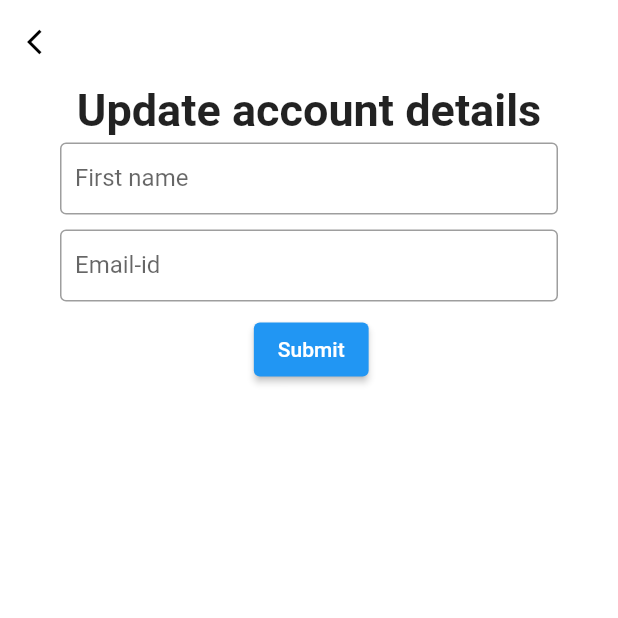
After one commit to prapti-chauhan/chatApp, a Flutter app: the UpdateProfile screen opened directly, on a phone screen of 412 x 824 dp, the top half of it. The commit adds this screen. Run offline on Flutter 3.47's test engine with Material 2 defaults, Android fonts, the phone set to English and light mode, and no system bars; our stand-ins replace cloud_firestore, firebase_auth, firebase_core, get, get_storage, progress_indicators and 1 more; accounts and stored records are empty.

Commit message:
added functionality of updating profile and password

```diff
--- /dev/null
+++ b/lib/modules/home/update_account/update_profile_controller.dart
@@ -0,0 +1,42 @@
+import 'package:chats_module/packages/config_packages.dart';
+import 'package:chats_module/packages/screen_packages.dart';
+
+class UpdateProfileController extends GetxController {
+  final GlobalKey<FormState> rstFormStateKey = GlobalKey<FormState>();
+  final TextEditingController rstNameController = TextEditingController();
+  final TextEditingController rstEmailController = TextEditingController();
+
+  @override
+  void onInit() {
+    super.onInit();
+    updateControl();
+  }
+
+  updateControl() {
+    FireStoreMethods.instance.getProfileDetails().then((value) {
+      rstNameController.text = value.docs[0]['name'];
+      rstEmailController.text = value.docs[0]['email'];
+    });
+  }
+
+  rstProfile() {
+    if (rstFormStateKey.currentState!.validate()) {
+      Map<String, dynamic> resetProfileInfoMap = {
+        'name': rstNameController,
+        'email': rstEmailController
+      };
+
+      FireStoreMethods.instance
+          .updateProfile(AppPref.instance.userId, resetProfileInfoMap);
+      /*   DB().dao.updateAccount(rstNameController.text, rstLnameController.text,
+          rstEmailController.text, homeCtrl.userData!.email);
+      AppPref().email = rstEmailController.text;
+      print(AppPref().email);
+      DB().dao.retrieveEmail(AppPref().email).listen((event) {
+        homeCtrl.userData = event;
+        update();
+      });*/
+      Get.off(HomeScreen());
+    }
+  }
+}
--- /dev/null
+++ b/lib/modules/home/update_account/update_profile_screen.dart
@@ -0,0 +1,152 @@
+import 'package:chats_module/packages/config_packages.dart';
+import 'package:chats_module/packages/screen_packages.dart';
+
+
+class UpdateProfile extends StatelessWidget {
+  UpdateProfile({Key? key}) : super(key: key);
+  final ctrl = Get.put(UpdateProfileController());
+
+  @override
+  Widget build(BuildContext context) {
+    return Scaffold(
+        resizeToAvoidBottomInset: false,
+        backgroundColor: Colors.white,
+        appBar: AppBar(
+          elevation: 0,
+          backgroundColor: Colors.white,
+          leading: IconButton(
+              onPressed: () {
+                Navigator.pop(context);
+              },
+              icon: const Icon(
+                Icons.arrow_back_ios,
+                size: 20,
+                color: Colors.black,
+              )),
+        ),
+        body: SafeArea(
+          child: SingleChildScrollView(
+            child: SizedBox(
+              height: MediaQuery.of(context).size.height,
+              width: double.infinity,
+              child: Column(
+                children: [
+                  Column(
+                    children: [
+                      Column(
+                        mainAxisAlignment: MainAxisAlignment.spaceEvenly,
+                        children: const [
+                          Text(
+                            "Update account details",
+                            style: TextStyle(
+                              fontSize: 30,
+                              fontWeight: FontWeight.bold,
+                            ),
+                          ),
+                          SizedBox(
+                            height: 2,
+                          )
+                        ],
+                      ),
+                      Padding(
+                          padding: const EdgeInsets.symmetric(horizontal: 40),
+                          child: Form(
+                            key: ctrl.rstFormStateKey,
+                            child: Column(
+                              crossAxisAlignment: CrossAxisAlignment.start,
+                              children: [
+                                Column(
+                                  crossAxisAlignment: CrossAxisAlignment.start,
+                                  children: [
+                                    const SizedBox(
+                                      height: 2,
+                                    ),
+                                    TextFormField(
+                                      controller:
+                                      ctrl.rstNameController,
+                                      validator: (value) {
+                                        if (value!.isEmpty) {
+                                          return "Please enter valid input";
+                                        }
+                                        if (value.trim() == '') {
+                                          return "Only space is not allowed!!";
+                                        }
+                                      },
+                                      decoration: const InputDecoration(
+                                        labelText: "First name",
+                                        contentPadding: EdgeInsets.symmetric(
+                                            vertical: 0, horizontal: 10),
+                                        enabledBorder: OutlineInputBorder(
+                                          borderSide: BorderSide(
+                                            color: Colors.grey,
+                                          ),
+                                        ),
+                                        border: OutlineInputBorder(
+                                            borderSide:
+                                            BorderSide(color: Colors.grey)),
+                                      ),
+                                    ),
+                                    const SizedBox(
+                                      height: 5,
+                                    )
+                                  ],
+                                ),
+                                Column(
+                                  crossAxisAlignment: CrossAxisAlignment.start,
+                                  children: [
+                                    const SizedBox(
+                                      height: 5,
+                                    ),
+                                    TextFormField(
+                                      controller:
+                                      ctrl.rstEmailController,
+                                      validator: (value) {
+                                        if (value!.isEmpty) {
+                                          return "Please enter valid input";
+                                        }
+                                        if (value.trim() == '') {
+                                          return "Only space is not allowed!!";
+                                        }
+                                      },
+                                      decoration: const InputDecoration(
+                                        labelText: "Email-id",
+                                        contentPadding: EdgeInsets.symmetric(
+                                            vertical: 0, horizontal: 10),
+                                        enabledBorder: OutlineInputBorder(
+                                          borderSide: BorderSide(
+                                            color: Colors.grey,
+                                          ),
+                                        ),
+                                        border: OutlineInputBorder(
+                                            borderSide:
+                                            BorderSide(color: Colors.grey)),
+                                      ),
+                                    ),
+                                    const SizedBox(
+                                      height: 5,
+                                    )
+                                  ],
+                                ),
+                              ],
+                            ),
+                          )),
+                      Padding(
+                        padding: const EdgeInsets.symmetric(horizontal: 40),
+                        child: Container(
+                            padding: const EdgeInsets.only(top: 3, left: 3),
+                            child: ElevatedButton(
+                              onPressed: () {
+                                ctrl.rstProfile();
+                              },
+                              child: const Text('Submit'),
+                            )),
+                      ),
+                    ],
+                  ),
+                ],
+              ),
+            ),
+          ),
+        ));
+  }
+}
--- a/lib/network/cloud_firestore.dart
+++ b/lib/network/cloud_firestore.dart
@@ -2,6 +2,12 @@ import 'package:chats_module/packages/config_packages.dart';
 import 'package:chats_module/packages/screen_packages.dart';
 
 class FireStoreMethods {
+  static final FireStoreMethods instance = FireStoreMethods._pvtConstructor();
+
+  factory FireStoreMethods() => instance;
+
+  FireStoreMethods._pvtConstructor();
+
   Future addUserInfoToDB(String userId, Map<String, dynamic> userInfoMap) async {
     return FirebaseFirestore.instance.collection("users").doc(userId).set(userInfoMap);
   }
@@ -78,13 +84,7 @@ class FireStoreMethods {
         .update(lastMessageInfoMap);
   }
 
-  delete(messageId){
-    return FirebaseFirestore.instance.runTransaction((Transaction myTransaction) async {
-      await myTransaction.delete(messageId);
-    });
-  }
-
-  deleteMessage(String chatRoomId,messageId) {
+  deleteMessage(String chatRoomId, messageId) {
     return FirebaseFirestore.instance
         .collection("chatrooms")
         .doc(chatRoomId)
@@ -93,11 +93,25 @@ class FireStoreMethods {
         .delete();
   }
 
-  Future<Stream<QuerySnapshot>> getPresence(email) async {
+  Future<Stream<QuerySnapshot>> getPresence(String email) async {
     return FirebaseFirestore.instance
         .collection("users")
         .where('email', isEqualTo: email)
         .snapshots();
+  }
+
+  Future<QuerySnapshot> getProfileDetails() {
+    return FirebaseFirestore.instance
+        .collection('users')
+        .where('email', isEqualTo: AppPref.instance.email)
+        .get();
+  }
+
+  updateProfile(String userId, Map<String, dynamic> resetProfileInfoMap) {
+    return FirebaseFirestore.instance
+        .collection("users")
+        .doc(userId)
+        .update(resetProfileInfoMap);
   }
 
   updatePresence(String userId, Map<String, dynamic> updatedPresenceInfoMap) {
--- a/lib/packages/screen_packages.dart
+++ b/lib/packages/screen_packages.dart
@@ -16,3 +16,7 @@ export 'package:chats_module/modules/home/home_controller.dart';
 export 'package:chats_module/modules/chat/chat_controller.dart';
 export 'package:chats_module/modules/home/home_screen.dart';
 export 'package:chats_module/modules/sign_up/sign_up_screen.dart';
+export 'package:chats_module/modules/home/reset_password/reset_password_controller.dart';
+export 'package:chats_module/modules/home/reset_password/reset_password_screen.dart';
+export 'package:chats_module/modules/home/update_account/update_profile_screen.dart';
+export 'package:chats_module/modules/home/update_account/update_profile_controller.dart';
```
Also changed, not shown: lib/modules/chat/chat_controller.dart (+8 -6 lines), lib/modules/chat/chat_screen.dart (+6 -2 lines), lib/modules/home/home_screen.dart (+21 -0 lines), lib/modules/home/reset_password/reset_password_controller.dart (added, +28 -0 lines), lib/modules/home/reset_password/reset_password_screen.dart (added, +146 -0 lines).
